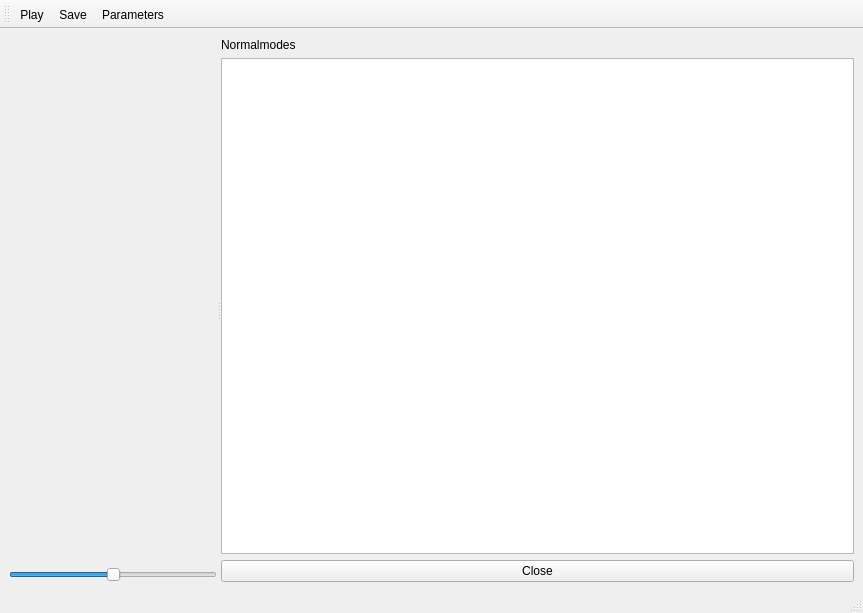
The window that pygmin/gui/ui/ui_normalmode_explorer.ui (pele-python/pele) describes before a commit, drawn with Qt 5.
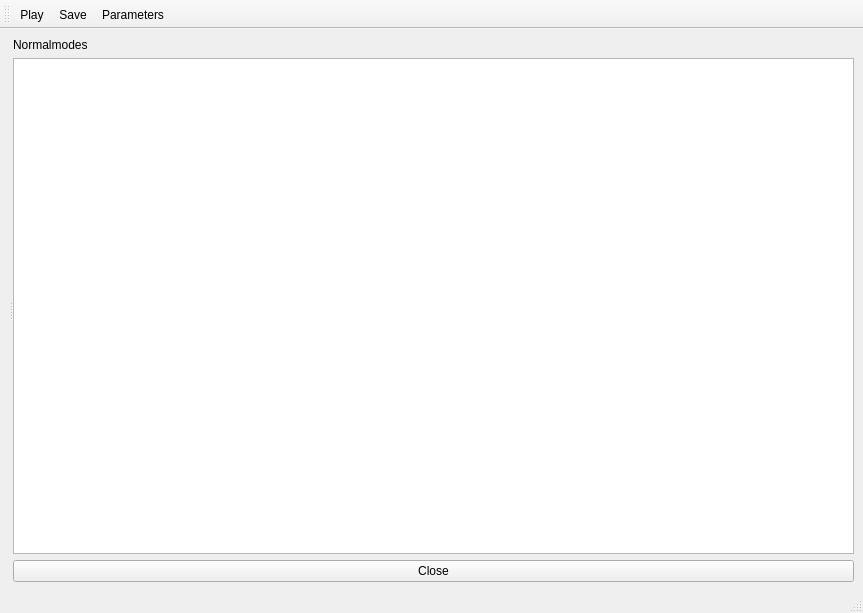
The same window after the commit. Icons and pictures are not drawn. Custom widgets are drawn as their Qt base class.

Commit message: normalmode explorer now uses show3d_with_slider

```diff
--- a/pygmin/gui/ui/ui_normalmode_explorer.ui
+++ b/pygmin/gui/ui/ui_normalmode_explorer.ui
@@ -23,20 +23,7 @@
       <widget class="QWidget" name="verticalLayoutWidget_2">
        <layout class="QVBoxLayout" name="verticalLayout_2">
         <item>
-         <widget class="Show3D" name="view3D" native="true"/>
-        </item>
-        <item>
-         <widget class="QSlider" name="sliderFrame">
-          <property name="minimum">
-           <number>-20</number>
-          </property>
-          <property name="maximum">
-           <number>20</number>
-          </property>
-          <property name="orientation">
-           <enum>Qt::Horizontal</enum>
-          </property>
-         </widget>
+         <widget class="Show3DWithSlider" name="view3D" native="true"/>
         </item>
        </layout>
       </widget>
@@ -71,7 +58,7 @@
      <x>0</x>
      <y>0</y>
      <width>863</width>
-     <height>21</height>
+     <height>25</height>
     </rect>
    </property>
   </widget>
@@ -125,9 +112,9 @@
  </widget>
  <customwidgets>
   <customwidget>
-   <class>Show3D</class>
+   <class>Show3DWithSlider</class>
    <extends>QWidget</extends>
-   <header>pygmin.gui.show3d.h</header>
+   <header>pygmin.gui.show3d_with_slider.h</header>
    <container>1</container>
   </customwidget>
  </customwidgets>
```
The commit also changes 4 other files.
